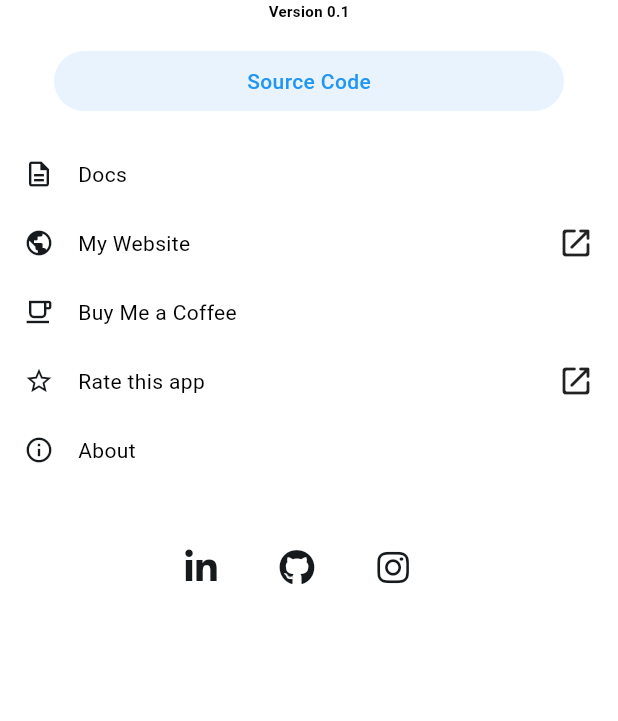
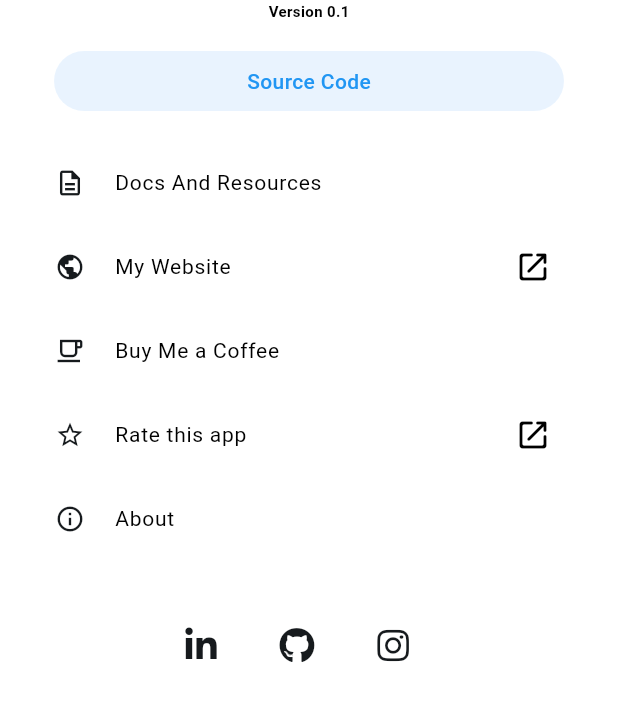
Before and after one commit to dariomatias-dev/flutter_guide, a Flutter app: the SettingsScreen screen opened directly, on a phone screen of 412 x 824 dp, the part 186-907 px from its top. Run offline on Flutter 3.47's test engine with Material 3 defaults, Android fonts, the phone set to English and light mode, and no system bars; our stand-ins replace font_awesome_flutter, shared_preferences; missing offline and left inert: salomon_bottom_bar_extend; accounts and stored records are empty.

Commit message:
feat(lib/src): created documentation and resources dialog and refactored ListTileItemWidget component
- Created dialog with links to documentation and resources.
- Refactored ListTileItemWidget component by implementing the ListTile widget.
- ListTileItemWidget component set to occupy all available space on the screen.

```diff
--- a/lib/src/features/settings/settings_screen.dart
+++ b/lib/src/features/settings/settings_screen.dart
@@ -1,9 +1,11 @@
 import 'package:flutter/material.dart';
 
 import 'package:flutter_guide/src/features/settings/widgets/app_info_widget/app_info_widget.dart';
+import 'package:flutter_guide/src/features/settings/widgets/docs_and_resources_dialog_widget.dart';
 import 'package:flutter_guide/src/features/settings/widgets/donate_dialog_widget.dart';
+import 'package:flutter_guide/src/features/settings/widgets/social_networks_widget/social_networks_widget.dart';
+
 import 'package:flutter_guide/src/shared/widgets/list_tile_item_widget.dart';
-import 'package:flutter_guide/src/features/settings/widgets/social_networks_widget/social_networks_widget.dart';
 
 class SettingsScreen extends StatelessWidget {
   const SettingsScreen({super.key});
@@ -22,9 +24,16 @@ class SettingsScreen extends StatelessWidget {
               const AppInfoWidget(),
               const SizedBox(height: 20.0),
               ListTileItemWidget(
-                title: 'Docs',
+                title: 'Docs And Resources',
                 icon: Icons.description_outlined,
-                onTap: () {},
+                onTap: () {
+                  showDialog(
+                    context: context,
+                    builder: (context) {
+                      return const DocsAndResourcesDialogWidget();
+                    },
+                  );
+                },
               ),
               ListTileItemWidget(
                 title: 'My Website',
--- a/lib/src/shared/widgets/list_tile_item_widget.dart
+++ b/lib/src/shared/widgets/list_tile_item_widget.dart
@@ -23,33 +23,25 @@ class ListTileItemWidget extends StatelessWidget {
       ),
       hoverColor: Colors.blue.withOpacity(0.05),
       child: Ink(
-        child: Padding(
-          padding: const EdgeInsets.symmetric(
-            horizontal: 16.0,
-            vertical: 12.0,
-          ),
-          child: Row(
-            children: [
-              Icon(
+        child: SizedBox(
+          width: MediaQuery.sizeOf(context).width * 0.9,
+          child: ListTile(
+            leading: Icon(
               icon,
               color: Theme.of(context).colorScheme.primary,
               size: 20.0,
             ),
-              const SizedBox(width: 16.0),
-              Text(
+            title: Text(
               title,
               style: const TextStyle(
                 fontSize: 14.0,
               ),
             ),
-              Expanded(
-                child: Container(),
-              ),
-              if (openInBrowser)
-                const Icon(
+            trailing: openInBrowser
+                ? const Icon(
                     Icons.open_in_new_rounded,
-                ),
-            ],
+                  )
+                : null,
           ),
         ),
       ),
```
Also changed, not shown: lib/src/core/constants/docs_and_resources_widget.dart (added, +31 -0 lines), lib/src/features/settings/widgets/docs_and_resources_dialog_widget.dart (added, +43 -0 lines), lib/src/shared/models/doc_and_resources_model.dart (added, +13 -0 lines). Lines whose indentation alone changed are shown as unchanged.
